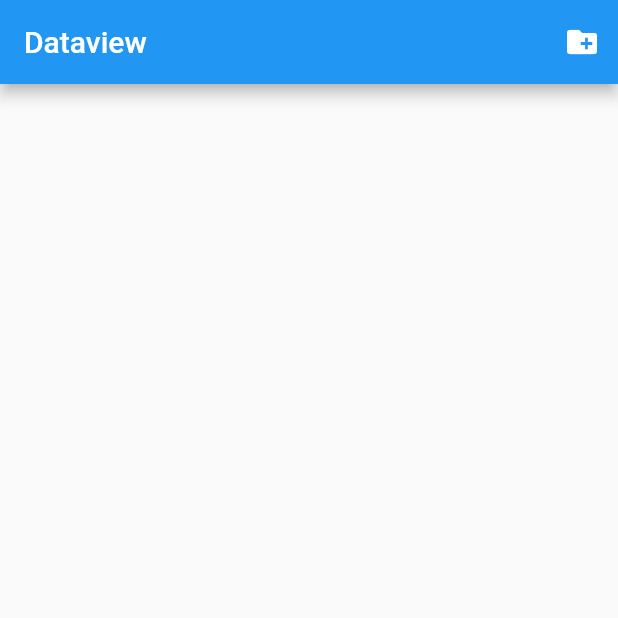
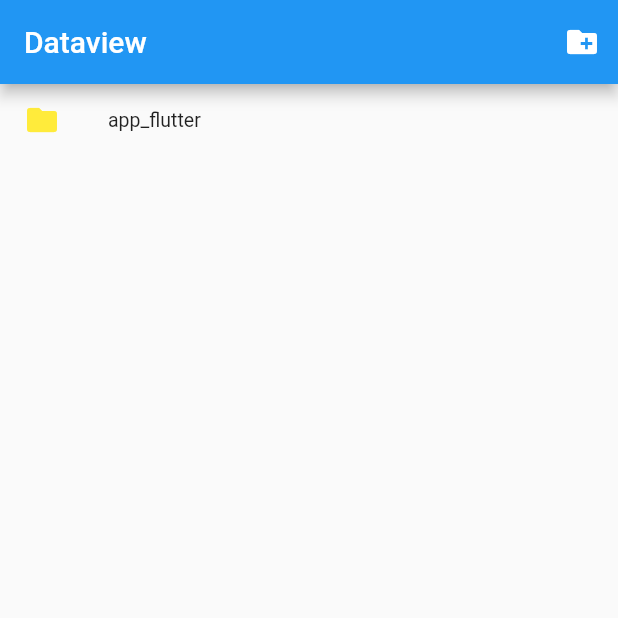
Before and after one commit to synw/dataview, a Flutter app: the screen it shows after launch, on a phone screen of 412 x 824 dp, the top half of it. Run offline on Flutter 3.47's test engine with Material 2 defaults, Android fonts, the phone set to English and light mode, and no system bars; drawn by our look-alikes of flutter_slidable; our stand-ins replace dio, fluttertoast; missing offline and left inert: filesize.

Commit message:
Modify root page

```diff
--- a/lib/src/bloc_file_explorer.dart
+++ b/lib/src/bloc_file_explorer.dart
@@ -1,6 +1,5 @@
 import 'dart:io';
 import 'dart:async';
-import 'package:flutter/material.dart';
 import 'package:path_provider/path_provider.dart';
 import 'package:dio/dio.dart';
 import 'messages.dart';
@@ -11,7 +10,8 @@ import 'exceptions.dart';
 class ItemsBloc {
   ItemsBloc(this.path) {
     getDocumentsDir().then((_) {
-      _currentDirectory = Directory(_documentsDirectory.path + path);
+      _currentDirectory = Directory(
+          _documentsDirectory.path.replaceFirst("/app_flutter", "") + path);
       lsDir(_currentDirectory);
     });
   }
@@ -20,7 +20,7 @@ class ItemsBloc {
   Directory _documentsDirectory;
   Directory _currentDirectory;
 
-  final _itemController = StreamController<List<DirectoryItem>>.broadcast();
+  final _itemController = StreamController<List<DirectoryItem>>();
 
   get items => _itemController.stream;
 
@@ -82,7 +82,7 @@ class ItemsBloc {
     } catch (e) {
       throw (e);
     }
-    if (response) {
+    if (response != null) {
       if (response.statusCode == 200) {
         popOkMessage("File uploaded");
       } else {
```
